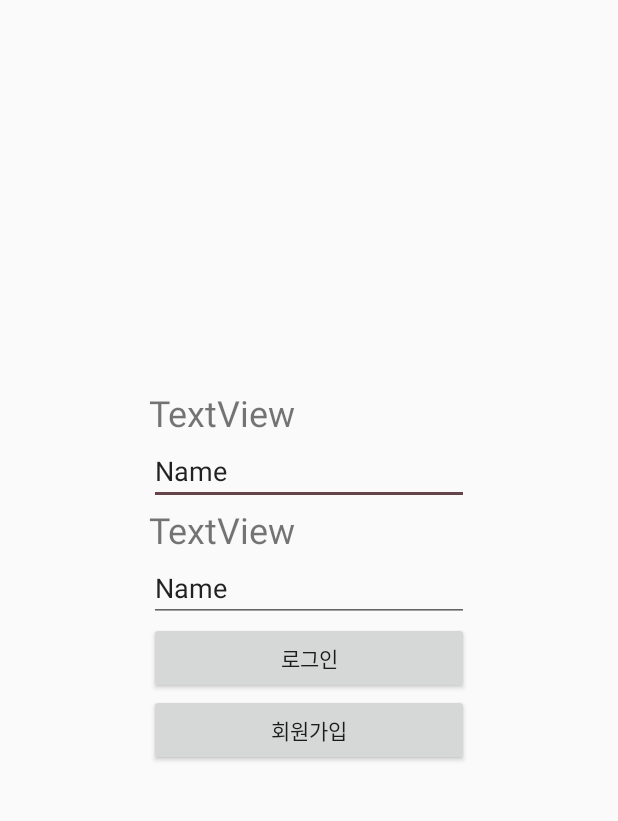
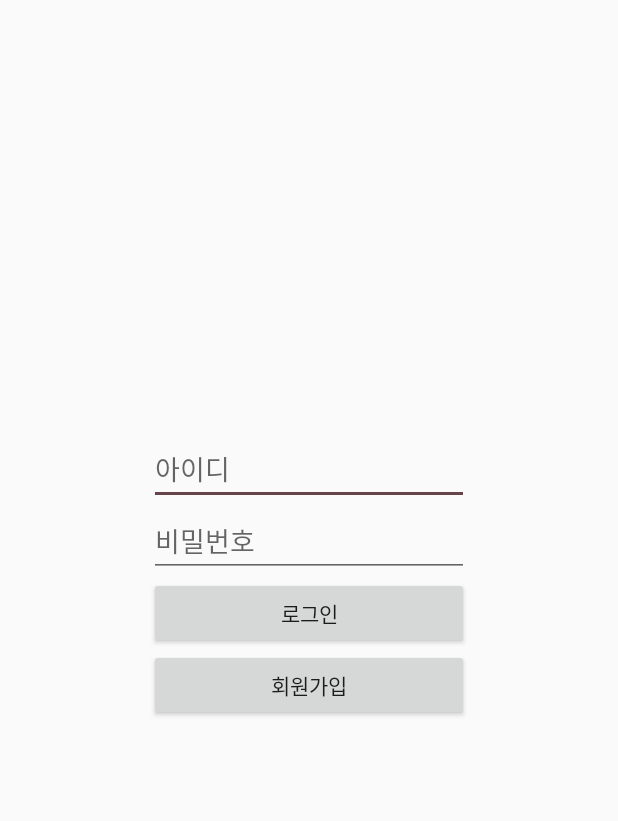
Before and after one commit to sj960126/Moble_04, an Android app: the layout activity_login.xml on its own in the app's theme, with its tools: preview values and no code run, on a phone screen of 412 x 824 dp, the part 84-905 px from its top. Run offline under Robolectric (Android 15) with nearby library versions, the phone set to English and light mode, and no system bars.

```diff
--- a/WithPet/app/src/main/AndroidManifest.xml
+++ b/WithPet/app/src/main/AndroidManifest.xml
@@ -16,12 +16,14 @@
         android:supportsRtl="true"
         android:requestLegacyExternalStorage="true"
         android:theme="@style/AppTheme">
+        <activity android:name="MainActivity"/>
         <activity android:name=".Health_Hospital"/>
         <activity android:name=".NewsGalleryActivity"/>
         <activity android:name=".NewsWriteActivity"/>
         <activity android:name=".iot_streaming_area"></activity>
         <activity android:name=".ProfileModifyActivity"></activity>
-        <activity android:name=".MainActivity">
+        <activity android:name=".JoinActivity"/>
+        <activity android:name=".LoginActivity">
             <intent-filter>
                 <action android:name="android.intent.action.MAIN" />
 
--- a/WithPet/app/src/main/java/com/example/withpet/MainActivity.java
+++ b/WithPet/app/src/main/java/com/example/withpet/MainActivity.java
@@ -26,6 +26,8 @@ public class MainActivity extends AppCompatActivity {
     protected void onCreate(Bundle savedInstanceState) {
         super.onCreate(savedInstanceState);
         setContentView(R.layout.activity_main);
+        //화면전환시 아래에서 위로 올라오는 애니메이션 제거
+        overridePendingTransition(0, 0);
 
         //bottomNavigationView 클릭시 이벤트
         bottomNavigationView =findViewById(R.id.bottomNV);
--- a/WithPet/app/src/main/java/com/example/withpet/NewsGalleryActivity.java
+++ b/WithPet/app/src/main/java/com/example/withpet/NewsGalleryActivity.java
@@ -26,6 +26,9 @@ public class NewsGalleryActivity extends AppCompatActivity {
     protected void onCreate(Bundle savedInstanceState) {
         super.onCreate(savedInstanceState);
         setContentView(R.layout.activity_news_gallery);
+        //화면전환시 아래에서 위로 올라오는 애니메이션 제거
+        overridePendingTransition(0, 0);
+
         Intent  intent = getIntent();
         int requestcode = intent.getIntExtra("request", -1);
         //상단 next 버튼 이미지 설정
--- a/WithPet/app/src/main/res/layout/activity_login.xml
+++ b/WithPet/app/src/main/res/layout/activity_login.xml
@@ -34,47 +34,35 @@
         app:layout_constraintStart_toStartOf="parent"
         app:layout_constraintTop_toBottomOf="@+id/linearLayout3">
 
-        <TextView
-            android:id="@+id/textView3"
-            android:layout_width="match_parent"
-            android:layout_height="wrap_content"
-            android:text="TextView"
-            android:textSize="24sp" />
-
         <EditText
-            android:id="@+id/editTextTextPersonName"
+            android:id="@+id/loginEt_id"
             android:layout_width="match_parent"
             android:layout_height="wrap_content"
             android:ems="10"
-            android:inputType="textPersonName"
-            android:text="Name" />
-
-        <TextView
-            android:id="@+id/textView4"
-            android:layout_width="match_parent"
-            android:layout_height="wrap_content"
-            android:text="TextView"
-            android:textSize="24sp" />
+            android:hint="아이디"
+            android:inputType="textPersonName" />
 
         <EditText
-            android:id="@+id/editTextTextPersonName2"
+            android:id="@+id/loginEt_pw"
             android:layout_width="match_parent"
             android:layout_height="wrap_content"
             android:ems="10"
-            android:inputType="textPersonName"
-            android:text="Name" />
+            android:hint="비밀번호"
+            android:inputType="textPersonName" />
 
         <Button
-            android:id="@+id/button3"
+            android:id="@+id/loginBtn_login"
             android:layout_width="match_parent"
             android:layout_height="wrap_content"
-            android:text="로그인" />
+            android:onClick="btnClick"
+            android:text="@string/login" />
 
         <Button
-            android:id="@+id/button4"
+            android:id="@+id/loginBtn_join"
             android:layout_width="match_parent"
             android:layout_height="wrap_content"
-            android:text="회원가입" />
+            android:onClick="btnClick"
+            android:text="@string/join" />
 
     </LinearLayout>
 
--- a/WithPet/app/src/main/res/values/strings.xml
+++ b/WithPet/app/src/main/res/values/strings.xml
@@ -5,4 +5,6 @@
     <string name="menu3">산책</string>
     <string name="menu4">내정보</string>
     <string name="menu5">IOT</string>
+    <string name="login">로그인</string>
+    <string name="join">회원가입</string>
 </resources>
```
Also changed, not shown: WithPet/app/src/main/java/com/example/withpet/GalleryAdapter.java (+5 -3 lines), WithPet/app/src/main/java/com/example/withpet/JoinActivity.java (added, +41 -0 lines), WithPet/app/src/main/java/com/example/withpet/LoginActivity.java (added, +36 -0 lines), WithPet/app/src/main/java/com/example/withpet/NewsWriteActivity.java (+19 -3 lines), WithPet/app/src/main/res/layout/activity_join.xml (+8 -4 lines).
